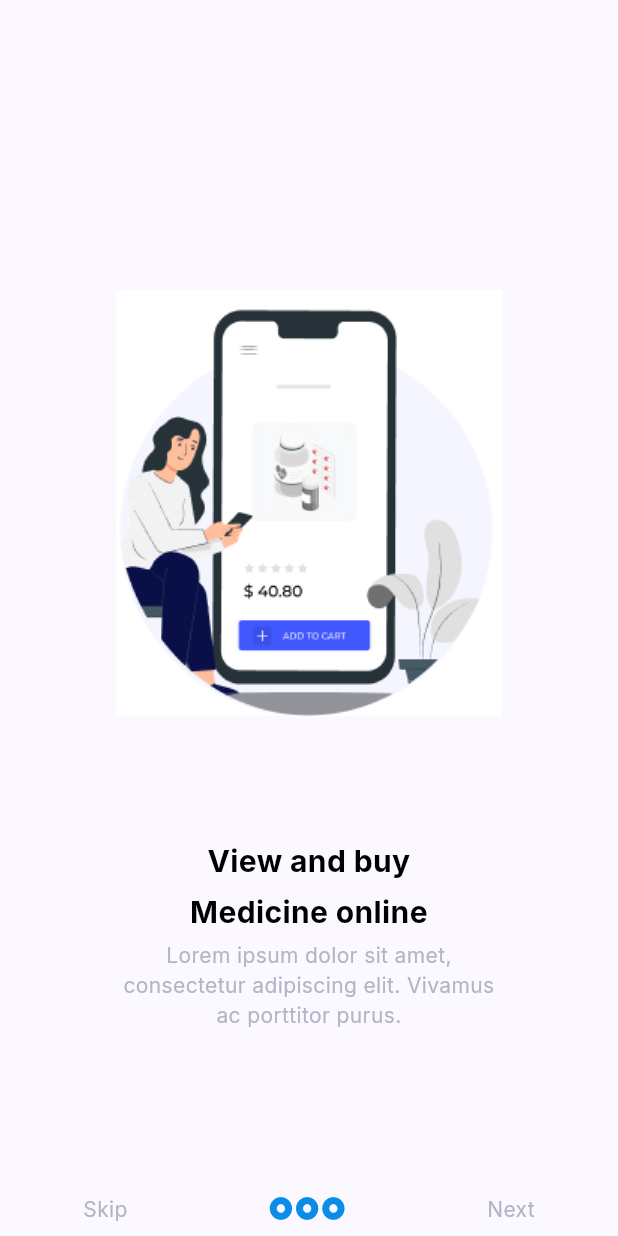
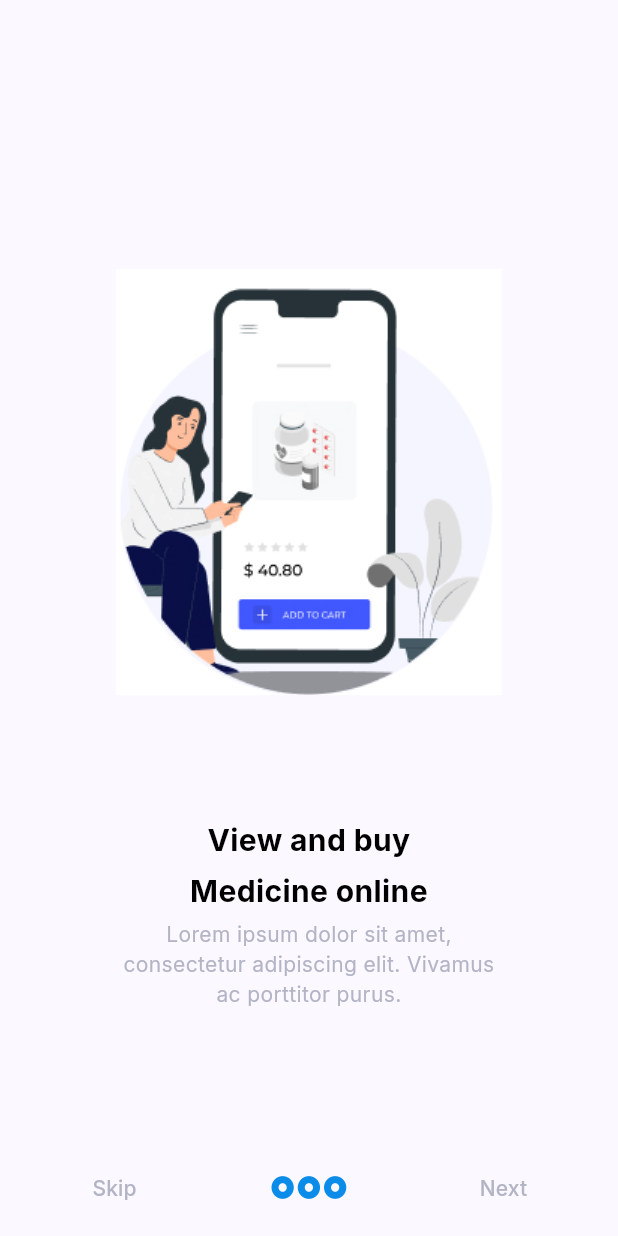
Before and after one commit to AbdulMoizWali/medical_app, a Flutter app: the screen it shows after launch, on a phone screen of 412 x 824 dp. Run offline on Flutter 3.47's test engine with Material 3 defaults, Android fonts, the phone set to English and light mode, and no system bars; our stand-ins replace google_fonts, icons_plus.

Commit message:
Route to Login and Changed TextButton Theme

```diff
--- a/lib/screens/walkthrough_screen.dart
+++ b/lib/screens/walkthrough_screen.dart
@@ -2,6 +2,7 @@ import 'package:flutter/material.dart';
 import 'package:icons_plus/icons_plus.dart';
 import 'package:medical_app/constants/image_consants.dart';
 import 'package:medical_app/helpers/gap.dart';
+import 'package:medical_app/routes/route_path.dart';
 import 'package:medical_app/theme/theme_colors.dart';
 
 class WalkthroughScreen extends StatefulWidget {
@@ -56,12 +57,15 @@ class _WalkthroughScreenState extends State<WalkthroughScreen> {
               ),
             ),
             const Spacer(),
-            const Row(
+            Row(
               mainAxisSize: MainAxisSize.max,
               mainAxisAlignment: MainAxisAlignment.spaceAround,
               children: [
-                Text('Skip'),
-                SizedBox(
+                TextButton(
+                  onPressed: () {},
+                  child: const Text('Skip'),
+                ),
+                const SizedBox(
                   width: 50,
                   child: Row(
                     mainAxisAlignment: MainAxisAlignment.spaceBetween,
@@ -81,7 +85,15 @@ class _WalkthroughScreenState extends State<WalkthroughScreen> {
                     ],
                   ),
                 ),
-                Text('Next'),
+                TextButton(
+                  onPressed: () {
+                    Navigator.pushReplacementNamed(
+                      context,
+                      RoutePath.login,
+                    );
+                  },
+                  child: const Text('Next'),
+                ),
               ],
             )
           ],
--- a/lib/theme/theme_builder.dart
+++ b/lib/theme/theme_builder.dart
@@ -60,9 +60,9 @@
       ),
       textButtonTheme: TextButtonThemeData(
         style: TextButton.styleFrom(
-              backgroundColor: themeColors.primaryColor,
-              foregroundColor: themeColors.primaryVariantColor,
-              padding: const EdgeInsets.symmetric(horizontal: 20, vertical: 10),
+          // backgroundColor: themeColors.primaryColor,
+          foregroundColor: themeColors.textColor,
+          padding: const EdgeInsets.symmetric(horizontal: 0, vertical: 0),
           shape: RoundedRectangleBorder(
             borderRadius: BorderRadius.circular(10),
           ),
```
Lines whose indentation alone changed are shown as unchanged.
